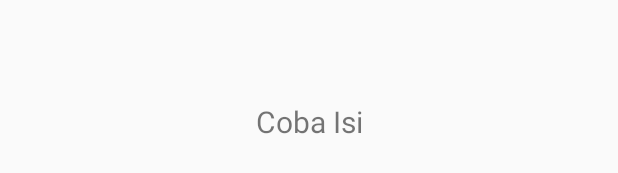
After one commit to bendotgimbal/IndonesiaInvestorClub, an Android app: the layout funds_fragment.xml on its own in the app's theme, with its tools: preview values and no code run, on a phone screen of 412 x 824 dp. The commit adds this screen. Shown: the part 502-675 px from the top of the screen. Run offline under Robolectric (Android 15) with nearby library versions, the phone set to English and light mode, and no system bars.

Commit message:
Update 11/12/2019 14:43 - Change Funds Activity To Funds Fragment - Add Funds Fragment To Drawer MainViewModel - Change Invest Activity To Invest Fragment - Add Invest Fragment To Drawer MainViewModel - Change Transactions Activity To Transactions Fragment - Add Transactions Fragment To Drawer MainViewModel

```diff
--- a/app/src/main/java/com/example/indonesiainvestorclub/views/FundsActivity.java
+++ /dev/null
@@ -1,4 +0,0 @@
-package com.example.indonesiainvestorclub.views;
-
-public class FundsActivity {
-}
--- a/app/src/main/java/com/example/indonesiainvestorclub/views/InvestActivity.java
+++ /dev/null
@@ -1,4 +0,0 @@
-package com.example.indonesiainvestorclub.views;
-
-public class InvestActivity {
-}
--- a/app/src/main/java/com/example/indonesiainvestorclub/views/TransactionsActivity.java
+++ /dev/null
@@ -1,4 +0,0 @@
-package com.example.indonesiainvestorclub.views;
-
-public class TransactionsActivity {
-}
--- /dev/null
+++ b/app/src/main/res/layout/funds_fragment.xml
@@ -0,0 +1,30 @@
+<?xml version="1.0" encoding="utf-8"?>
+<layout xmlns:android="http://schemas.android.com/apk/res/android"
+    xmlns:app="http://schemas.android.com/apk/res-auto">
+    <data>
+        <variable
+            name="viewModel"
+            type="com.example.indonesiainvestorclub.viewModels.FundsViewModel"
+            />
+    </data>
+    <LinearLayout
+        android:layout_width="match_parent"
+        android:layout_height="wrap_content"
+        android:layout_gravity="center"
+        android:layout_margin="20dp"
+        android:orientation="vertical">
+        <TextView
+            android:id="@+id/text_network"
+            android:layout_width="match_parent"
+            android:layout_height="wrap_content"
+            android:layout_marginStart="8dp"
+            android:layout_marginTop="8dp"
+            android:layout_marginEnd="8dp"
+            android:textAlignment="center"
+            android:textSize="20sp"
+            android:text="Coba Isi"
+            app:layout_constraintEnd_toEndOf="parent"
+            app:layout_constraintStart_toStartOf="parent"
+            app:layout_constraintTop_toTopOf="parent" />
+    </LinearLayout>
+</layout>
```
Also changed, not shown: app/src/main/java/com/example/indonesiainvestorclub/viewModels/FundsViewModel.java (+19 -1 lines), app/src/main/java/com/example/indonesiainvestorclub/viewModels/InvestViewModel.java (+19 -1 lines), app/src/main/java/com/example/indonesiainvestorclub/viewModels/MainViewModel.java (+10 -0 lines), app/src/main/java/com/example/indonesiainvestorclub/viewModels/TransactionsViewModel.java (+19 -1 lines), app/src/main/java/com/example/indonesiainvestorclub/views/FundsFragment.java (added, +37 -0 lines), app/src/main/java/com/example/indonesiainvestorclub/views/InvestFragment.java (added, +37 -0 lines), app/src/main/java/com/example/indonesiainvestorclub/views/TransactionsFragment.java (added, +37 -0 lines), app/src/main/res/layout/invest_fragment.xml (added, +30 -0 lines), app/src/main/res/layout/transactions_fragment.xml (added, +30 -0 lines), app/src/main/res/menu/activity_main_drawer.xml (+10 -2 lines), app/src/main/res/drawable-v24/ic_investment.png (added), app/src/main/res/drawable-v24/ic_network.png (added), app/src/main/res/drawable-v24/ic_performance.png (added), app/src/main/res/drawable-v24/ic_transactions.png (added).
